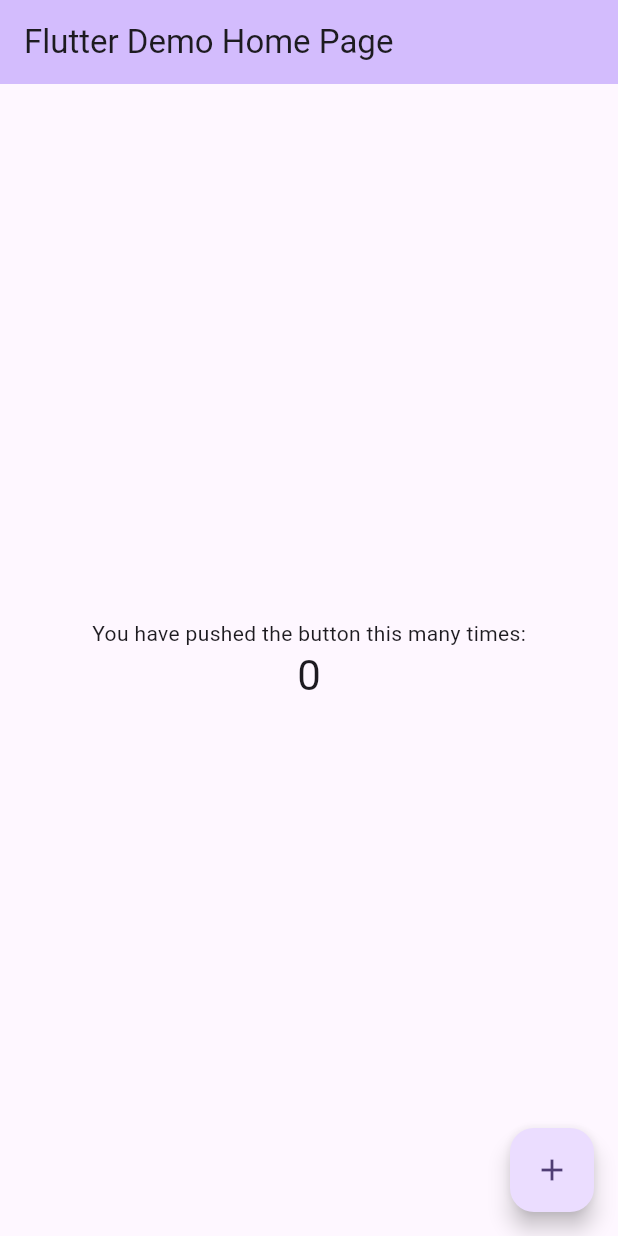
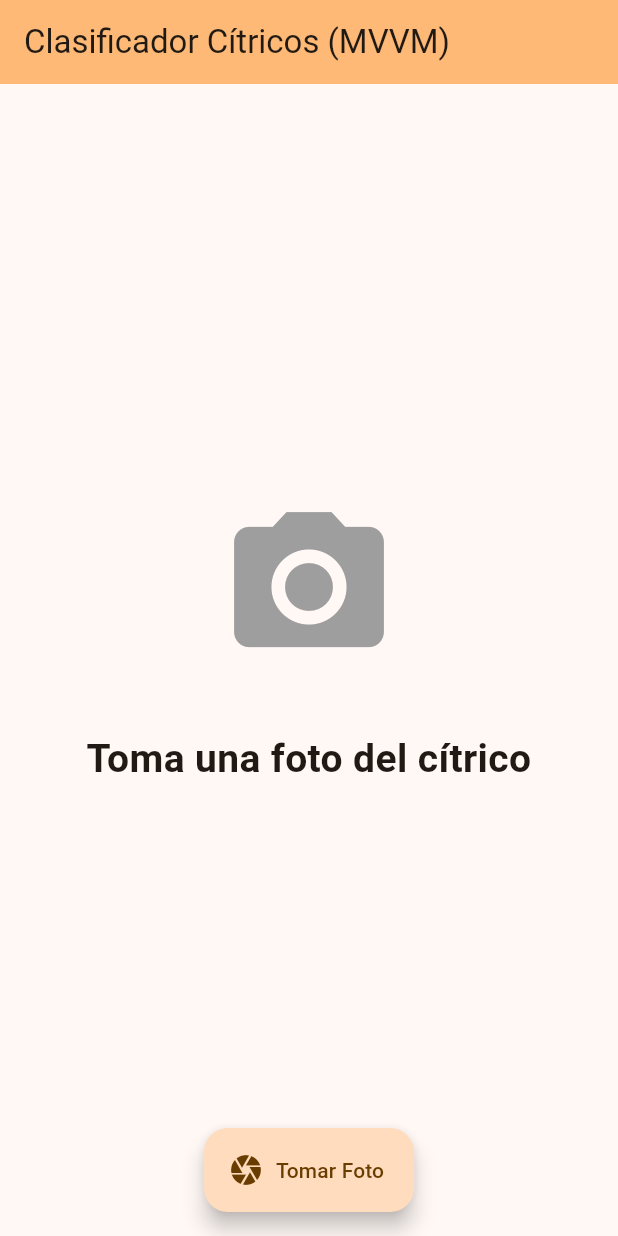
Before and after one commit to AngelGuevara04/clasificador_naranjas_limones, a Flutter app: the screen it shows after launch, on a phone screen of 412 x 824 dp. Run offline on Flutter 3.47's test engine with Material 3 defaults, Android fonts, the light colour scheme and no system bars; our stand-ins replace image_picker.

Commit message:
segundo commit

```diff
--- a/lib/main.dart
+++ b/lib/main.dart
@@ -1,4 +1,7 @@
 import 'package:flutter/material.dart';
+import 'package:provider/provider.dart';
+import 'viewmodels/classifier_view_model.dart';
+import 'views/home_view.dart';
 
 void main() {
   runApp(const MyApp());
@@ -7,115 +10,20 @@ void main() {
 class MyApp extends StatelessWidget {
   const MyApp({super.key});
 
-  // This widget is the root of your application.
   @override
   Widget build(BuildContext context) {
-    return MaterialApp(
-      title: 'Flutter Demo',
-      theme: ThemeData(
-        // This is the theme of your application.
-        //
-        // TRY THIS: Try running your application with "flutter run". You'll see
-        // the application has a purple toolbar. Then, without quitting the app,
-        // try changing the seedColor in the colorScheme below to Colors.green
-        // and then invoke "hot reload" (save your changes or press the "hot
-        // reload" button in a Flutter-supported IDE, or press "r" if you used
-        // the command line to start the app).
-        //
-        // Notice that the counter didn't reset back to zero; the application
-        // state is not lost during the reload. To reset the state, use hot
-        // restart instead.
-        //
-        // This works for code too, not just values: Most code changes can be
-        // tested with just a hot reload.
-        colorScheme: .fromSeed(seedColor: Colors.deepPurple),
-      ),
-      home: const MyHomePage(title: 'Flutter Demo Home Page'),
-    );
-  }
-}
-
-class MyHomePage extends StatefulWidget {
-  const MyHomePage({super.key, required this.title});
-
-  // This widget is the home page of your application. It is stateful, meaning
-  // that it has a State object (defined below) that contains fields that affect
-  // how it looks.
-
-  // This class is the configuration for the state. It holds the values (in this
-  // case the title) provided by the parent (in this case the App widget) and
-  // used by the build method of the State. Fields in a Widget subclass are
-  // always marked "final".
-
-  final String title;
-
-  @override
-  State<MyHomePage> createState() => _MyHomePageState();
-}
-
-class _MyHomePageState extends State<MyHomePage> {
-  int _counter = 0;
-
-  void _incrementCounter() {
-    setState(() {
-      // This call to setState tells the Flutter framework that something has
-      // changed in this State, which causes it to rerun the build method below
-      // so that the display can reflect the updated values. If we changed
-      // _counter without calling setState(), then the build method would not be
-      // called again, and so nothing would appear to happen.
-      _counter++;
-    });
-  }
-
-  @override
-  Widget build(BuildContext context) {
-    // This method is rerun every time setState is called, for instance as done
-    // by the _incrementCounter method above.
-    //
-    // The Flutter framework has been optimized to make rerunning build methods
-    // fast, so that you can just rebuild anything that needs updating rather
-    // than having to individually change instances of widgets.
-    return Scaffold(
-      appBar: AppBar(
-        // TRY THIS: Try changing the color here to a specific color (to
-        // Colors.amber, perhaps?) and trigger a hot reload to see the AppBar
-        // change color while the other colors stay the same.
-        backgroundColor: Theme.of(context).colorScheme.inversePrimary,
-        // Here we take the value from the MyHomePage object that was created by
-        // the App.build method, and use it to set our appbar title.
-        title: Text(widget.title),
-      ),
-      body: Center(
-        // Center is a layout widget. It takes a single child and positions it
-        // in the middle of the parent.
-        child: Column(
-          // Column is also a layout widget. It takes a list of children and
-          // arranges them vertically. By default, it sizes itself to fit its
-          // children horizontally, and tries to be as tall as its parent.
-          //
-          // Column has various properties to control how it sizes itself and
-          // how it positions its children. Here we use mainAxisAlignment to
-          // center the children vertically; the main axis here is the vertical
-          // axis because Columns are vertical (the cross axis would be
-          // horizontal).
-          //
-          // TRY THIS: Invoke "debug painting" (choose the "Toggle Debug Paint"
-          // action in the IDE, or press "p" in the console), to see the
-          // wireframe for each widget.
-          mainAxisAlignment: .center,
-          children: [
-            const Text('You have pushed the button this many times:'),
-            Text(
-              '$_counter',
-              style: Theme.of(context).textTheme.headlineMedium,
-            ),
-          ],
+    return MultiProvider(
+      providers: [
+        // Inyectamos el ViewModel para inicializar el patrón MVVM
+        ChangeNotifierProvider(create: (_) => ClassifierViewModel()),
+      ],
+      child: MaterialApp(
+        title: 'Clasificador Limones Naranjas',
+        theme: ThemeData(
+          colorScheme: ColorScheme.fromSeed(seedColor: Colors.orange),
+          useMaterial3: true,
         ),
-      ),
-      floatingActionButton: FloatingActionButton(
-        onPressed: _incrementCounter,
-        tooltip: 'Increment',
-        child: const Icon(Icons.add),
+        home: const HomeView(),
       ),
     );
   }
--- /dev/null
+++ b/lib/models/classification_result.dart
@@ -0,0 +1,6 @@
+class ClassificationResult {
+  final String label;
+  final bool isMatch;
+
+  ClassificationResult({required this.label, required this.isMatch});
+}
--- /dev/null
+++ b/lib/viewmodels/classifier_view_model.dart
@@ -0,0 +1,44 @@
+import 'dart:io';
+import 'package:flutter/material.dart';
+import 'package:image_picker/image_picker.dart';
+import '../models/k_means_classifier.dart';
+import '../models/classification_result.dart';
+
+class ClassifierViewModel extends ChangeNotifier {
+  final KMeansClassifier _classifier = KMeansClassifier();
+  final ImagePicker _imagePicker = ImagePicker();
+
+  File? _selectedImage;
+  File? get selectedImage => _selectedImage;
+
+  String _classificationLabel = "Toma una foto del cítrico";
+  String get classificationLabel => _classificationLabel;
+
+  bool _isLoading = false;
+  bool get isLoading => _isLoading;
+
+  Future<void> pickImageAndClassify() async {
+    try {
+      // Abre la cámara del dispositivo
+      final XFile? pickedFile = await _imagePicker.pickImage(source: ImageSource.camera);
+
+      if (pickedFile != null) {
+        _selectedImage = File(pickedFile.path);
+        _isLoading = true;
+        _classificationLabel = "Analizando con K-Means...";
+        notifyListeners();
+
+        // Enviamos la imagen al modelo lógico
+        final ClassificationResult result = await _classifier.classifyImage(_selectedImage!);
+
+        _classificationLabel = result.label;
+        _isLoading = false;
+        notifyListeners();
+      }
+    } catch (e) {
+      _isLoading = false;
+      _classificationLabel = "Ocurrió un error con la cámara";
+      notifyListeners();
+    }
+  }
+}
--- /dev/null
+++ b/lib/views/home_view.dart
@@ -0,0 +1,69 @@
+import 'package:flutter/material.dart';
+import 'package:provider/provider.dart';
+import '../viewmodels/classifier_view_model.dart';
+
+class HomeView extends StatelessWidget {
+  const HomeView({super.key});
+
+  @override
+  Widget build(BuildContext context) {
+    // Obtenemos la instancia reactiva de nuestro ViewModel
+    final viewModel = Provider.of<ClassifierViewModel>(context);
+
+    return Scaffold(
+      appBar: AppBar(
+        title: const Text('Clasificador Cítricos (MVVM)'),
+        backgroundColor: Theme.of(context).colorScheme.inversePrimary,
+      ),
+      body: Center(
+        child: SingleChildScrollView(
+          child: Column(
+            mainAxisAlignment: MainAxisAlignment.center,
+            children: [
+              // Muestra la imagen tomada o un ícono si está vacío
+              if (viewModel.selectedImage != null)
+                Padding(
+                  padding: const EdgeInsets.all(16.0),
+                  child: ClipRRect(
+                    borderRadius: BorderRadius.circular(16.0),
+                    child: Image.file(
+                      viewModel.selectedImage!,
+                      height: 350,
+                      fit: BoxFit.cover,
+                    ),
+                  ),
+                )
+              else
+                const Padding(
+                  padding: EdgeInsets.all(16.0),
+                  child: Icon(Icons.camera_alt, size: 120, color: Colors.grey),
+                ),
+              const SizedBox(height: 20),
+
+              // Estado de carga o resultado
+              if (viewModel.isLoading)
+                const CircularProgressIndicator()
+              else
+                Text(
+                  viewModel.classificationLabel,
+                  style: const TextStyle(
+                    fontSize: 26,
+                    fontWeight: FontWeight.bold,
+                  ),
+                  textAlign: TextAlign.center,
+                ),
+              const SizedBox(height: 40),
+            ],
+          ),
+        ),
+      ),
+      // Botón flotante para interactuar
+      floatingActionButtonLocation: FloatingActionButtonLocation.centerFloat,
+      floatingActionButton: FloatingActionButton.extended(
+        onPressed: viewModel.isLoading ? null : viewModel.pickImageAndClassify,
+        icon: const Icon(Icons.camera),
+        label: const Text("Tomar Foto"),
+      ),
+    );
+  }
+}
```
Also changed, not shown: lib/models/k_means_classifier.dart (added, +83 -0 lines), pubspec.yaml (+6 -68 lines), pubspec.lock, 6 other files.
